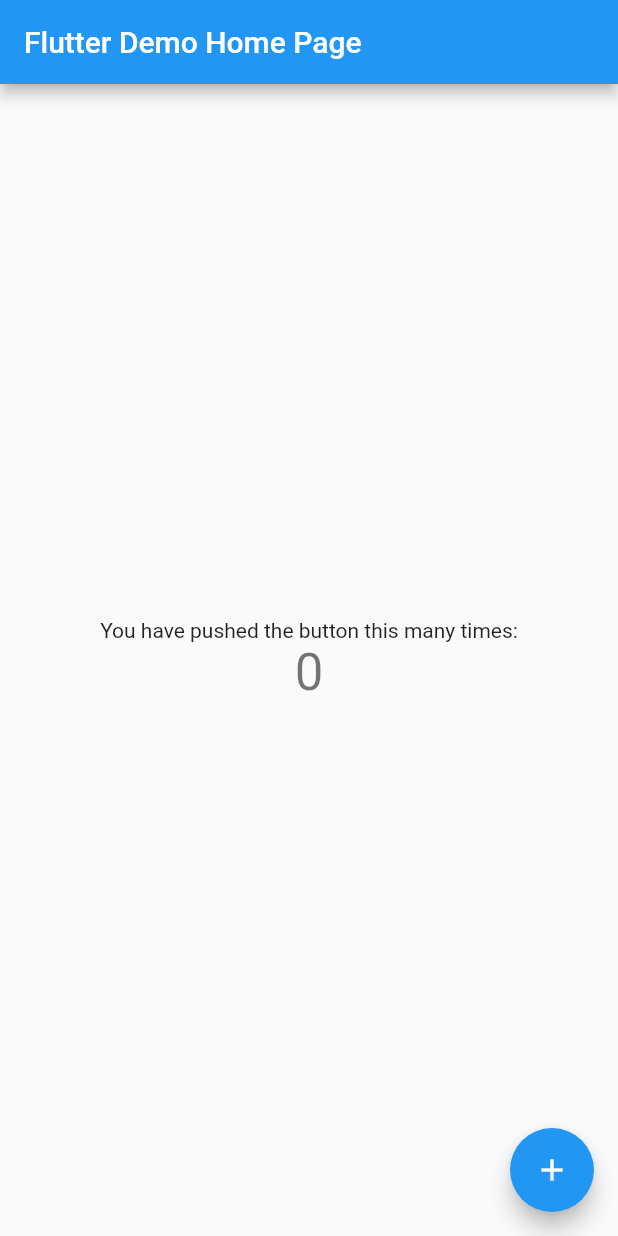
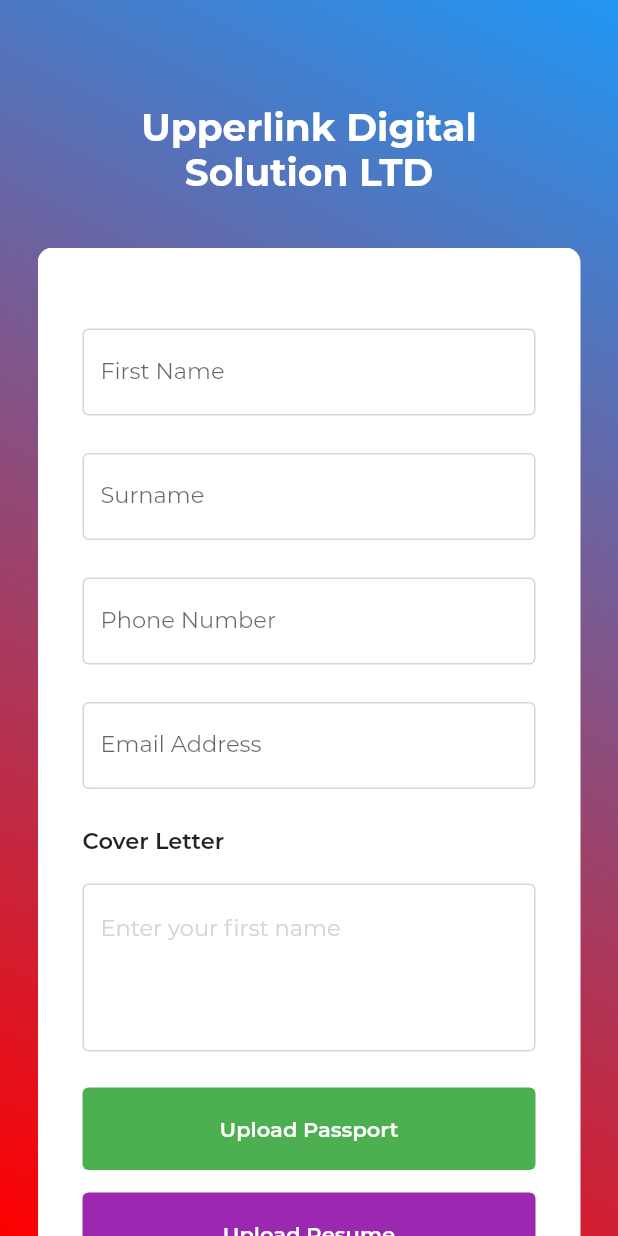
Before and after one commit to TheCre8tor/upperlink, a Flutter app: the screen it shows after launch, on a phone screen of 412 x 824 dp. Run offline on Flutter 3.47's test engine with Material 2 defaults, Android fonts, the phone set to English and light mode, and no system bars; our stand-ins replace go_router; project files that could hold a hidden picture were left out.

Commit message:
Completed the Register Page

```diff
--- a/lib/main.dart
+++ b/lib/main.dart
@@ -1,6 +1,15 @@
 import 'package:flutter/material.dart';
+import 'package:flutter/services.dart';
+import 'package:upperlink/shared/core/theme/theme.dart';
+import 'package:upperlink/shared/infrastructure/router/router.dart';
 
-void main() {
+void main() async {
+  WidgetsFlutterBinding.ensureInitialized();
+
+  await SystemChrome.setPreferredOrientations(
+    [DeviceOrientation.portraitUp],
+  );
+
   runApp(const MyApp());
 }
 
@@ -10,106 +19,11 @@
   // This widget is the root of your application.
   @override
   Widget build(BuildContext context) {
-    return MaterialApp(
-      title: 'Flutter Demo',
-      theme: ThemeData(
-        // This is the theme of your application.
-        //
-        // Try running your application with "flutter run". You'll see the
-        // application has a blue toolbar. Then, without quitting the app, try
-        // changing the primarySwatch below to Colors.green and then invoke
-        // "hot reload" (press "r" in the console where you ran "flutter run",
-        // or simply save your changes to "hot reload" in a Flutter IDE).
-        // Notice that the counter didn't reset back to zero; the application
-        // is not restarted.
-        primarySwatch: Colors.blue,
-      ),
-      home: const MyHomePage(title: 'Flutter Demo Home Page'),
+    return MaterialApp.router(
+      theme: themeData,
+      routerConfig: router,
+      debugShowCheckedModeBanner: false,
+      title: "Upperlink Digital Solutions",
     );
   }
 }
-
-class MyHomePage extends StatefulWidget {
-  const MyHomePage({super.key, required this.title});
-
-  // This widget is the home page of your application. It is stateful, meaning
-  // that it has a State object (defined below) that contains fields that affect
-  // how it looks.
-
-  // This class is the configuration for the state. It holds the values (in this
-  // case the title) provided by the parent (in this case the App widget) and
-  // used by the build method of the State. Fields in a Widget subclass are
-  // always marked "final".
-
-  final String title;
-
-  @override
-  State<MyHomePage> createState() => _MyHomePageState();
-}
-
-class _MyHomePageState extends State<MyHomePage> {
-  int _counter = 0;
-
-  void _incrementCounter() {
-    setState(() {
-      // This call to setState tells the Flutter framework that something has
-      // changed in this State, which causes it to rerun the build method below
-      // so that the display can reflect the updated values. If we changed
-      // _counter without calling setState(), then the build method would not be
-      // called again, and so nothing would appear to happen.
-      _counter++;
-    });
-  }
-
-  @override
-  Widget build(BuildContext context) {
-    // This method is rerun every time setState is called, for instance as done
-    // by the _incrementCounter method above.
-    //
-    // The Flutter framework has been optimized to make rerunning build methods
-    // fast, so that you can just rebuild anything that needs updating rather
-    // than having to individually change instances of widgets.
-    return Scaffold(
-      appBar: AppBar(
-        // Here we take the value from the MyHomePage object that was created by
-        // the App.build method, and use it to set our appbar title.
-        title: Text(widget.title),
-      ),
-      body: Center(
-        // Center is a layout widget. It takes a single child and positions it
-        // in the middle of the parent.
-        child: Column(
-          // Column is also a layout widget. It takes a list of children and
-          // arranges them vertically. By default, it sizes itself to fit its
-          // children horizontally, and tries to be as tall as its parent.
-          //
-          // Invoke "debug painting" (press "p" in the console, choose the
-          // "Toggle Debug Paint" action from the Flutter Inspector in Android
-          // Studio, or the "Toggle Debug Paint" command in Visual Studio Code)
-          // to see the wireframe for each widget.
-          //
-          // Column has various properties to control how it sizes itself and
-          // how it positions its children. Here we use mainAxisAlignment to
-          // center the children vertically; the main axis here is the vertical
-          // axis because Columns are vertical (the cross axis would be
-          // horizontal).
-          mainAxisAlignment: MainAxisAlignment.center,
-          children: <Widget>[
-            const Text(
-              'You have pushed the button this many times:',
-            ),
-            Text(
-              '$_counter',
-              style: Theme.of(context).textTheme.headline4,
-            ),
-          ],
-        ),
-      ),
-      floatingActionButton: FloatingActionButton(
-        onPressed: _incrementCounter,
-        tooltip: 'Increment',
-        child: const Icon(Icons.add),
-      ), // This trailing comma makes auto-formatting nicer for build methods.
-    );
-  }
-}
--- /dev/null
+++ b/lib/screens/applicants/register/pages/register.dart
@@ -0,0 +1 @@
+export 'register_page.dart';
--- /dev/null
+++ b/lib/screens/applicants/register/pages/register_page.dart
@@ -0,0 +1,14 @@
+import 'package:flutter/material.dart';
+import 'package:upperlink/screens/applicants/register/widgets/form/register_form.dart';
+import 'package:upperlink/shared/widgets/form/form_background.dart';
+
+part 'register_view.dart';
+
+class RegisterPage extends StatelessWidget {
+  const RegisterPage({super.key});
+
+  @override
+  Widget build(BuildContext context) {
+    return const _RegisterView();
+  }
+}
--- /dev/null
+++ b/lib/screens/applicants/register/pages/register_view.dart
@@ -0,0 +1,72 @@
+part of 'register_page.dart';
+
+class _RegisterView extends StatelessWidget {
+  const _RegisterView({super.key});
+
+  @override
+  Widget build(BuildContext context) {
+    return Scaffold(
+      body: SafeArea(
+        child: Container(
+          width: MediaQuery.of(context).size.width,
+          height: MediaQuery.of(context).size.height,
+          decoration: const BoxDecoration(
+            gradient: LinearGradient(
+              begin: Alignment.topRight,
+              end: Alignment.bottomLeft,
+              colors: [
+                Colors.blue,
+                Color.fromARGB(255, 253, 0, 0),
+              ],
+            ),
+          ),
+          child: Padding(
+            padding: const EdgeInsets.only(
+              top: 25,
+              right: 25,
+              bottom: 0,
+              left: 25,
+            ),
+            child: Column(
+              children: [
+                Padding(
+                  padding: const EdgeInsets.only(top: 45, bottom: 35),
+                  child: Column(
+                    children: const [
+                      Text(
+                        "Upperlink Digital",
+                        style: TextStyle(
+                          fontSize: 25,
+                          fontWeight: FontWeight.w700,
+                          color: Colors.white,
+                        ),
+                      ),
+                      Text(
+                        "Solution LTD",
+                        style: TextStyle(
+                          fontSize: 25,
+                          fontWeight: FontWeight.w700,
+                          color: Colors.white,
+                        ),
+                      ),
+                    ],
+                  ),
+                ),
+                Expanded(
+                  child: ListView(
+                    children: const [
+                      FormBackground(
+                        form: RegisterForm(),
+                      ),
+                      SizedBox(height: 25),
+                    ],
+                  ),
+                ),
+              ],
+            ),
+          ),
+        ),
+      ),
+    );
+  }
+}
--- /dev/null
+++ b/lib/screens/applicants/register/widgets/form/register_form.dart
@@ -0,0 +1,129 @@
+import 'package:flutter/material.dart';
+import 'package:upperlink/shared/widgets/buttons/filled_button.dart';
+
+class RegisterForm extends StatelessWidget {
+  const RegisterForm({Key? key}) : super(key: key);
+
+  @override
+  Widget build(BuildContext context) {
+    return Form(
+      child: Column(
+        crossAxisAlignment: CrossAxisAlignment.start,
+        children: [
+          const SizedBox(height: 24),
+          TextFormField(
+            style: const TextStyle(
+              fontSize: 15,
+            ),
+            decoration: InputDecoration(
+              label: const Text("First Name"),
+              hintText: "Enter your surname",
+              border: OutlineInputBorder(
+                borderRadius: BorderRadius.circular(5),
+              ),
+              hintStyle: const TextStyle(
+                color: Color(0xFFd5d5d5),
+              ),
+            ),
+          ),
+          const SizedBox(height: 25),
+          TextFormField(
+            style: const TextStyle(
+              fontSize: 15,
+            ),
+            decoration: InputDecoration(
+              label: const Text("Surname"),
+              hintText: "Enter your surname",
+              border: OutlineInputBorder(
+                borderRadius: BorderRadius.circular(5),
+              ),
+              hintStyle: const TextStyle(
+                color: Color(0xFFd5d5d5),
+              ),
+            ),
+          ),
+          const SizedBox(height: 25),
+          TextFormField(
+            style: const TextStyle(
+              fontSize: 15,
+            ),
+            decoration: InputDecoration(
+              label: const Text("Phone Number"),
+              hintText: "Enter your phone number",
+              border: OutlineInputBorder(
+                borderRadius: BorderRadius.circular(5),
+              ),
+              hintStyle: const TextStyle(
+                color: Color(0xFFd5d5d5),
+              ),
+            ),
+          ),
+          const SizedBox(height: 25),
+          TextFormField(
+            style: const TextStyle(
+              fontSize: 15,
+            ),
+            decoration: InputDecoration(
+              label: const Text("Email Address"),
+              hintText: "Enter your email address",
+              border: OutlineInputBorder(
+                borderRadius: BorderRadius.circular(5),
+              ),
+              hintStyle: const TextStyle(
+                color: Color(0xFFd5d5d5),
+              ),
+            ),
+          ),
+          const SizedBox(height: 25),
+          Column(
+            crossAxisAlignment: CrossAxisAlignment.start,
+            children: [
+              const Text(
+                "Cover Letter",
+                style: TextStyle(
+                  fontSize: 15,
+                  fontWeight: FontWeight.w600,
+                ),
+              ),
+              const SizedBox(height: 20),
+              TextFormField(
+                style: const TextStyle(
+                  fontSize: 15,
+                ),
+                maxLines: 4,
+                keyboardType: TextInputType.multiline,
+                decoration: InputDecoration(
+                  hintText: "Enter your first name",
+                  border: OutlineInputBorder(
+                    borderRadius: BorderRadius.circular(5),
+                  ),
+                  hintStyle: const TextStyle(
+                    color: Color(0xFFd5d5d5),
+                  ),
+                ),
+              ),
+            ],
+          ),
+          FilledButton(
+            name: "Upload Passport",
+            padding: const EdgeInsets.only(top: 24),
+            background: Colors.green,
+            onPressed: () {},
+          ),
+          FilledButton(
+            name: "Upload Resume",
+            padding: const EdgeInsets.only(top: 15),
+            background: Colors.purple,
+            onPressed: () {},
+          ),
+          FilledButton(
+            name: "Apply",
+            padding: const EdgeInsets.only(top: 54),
+            background: Colors.blue,
+            onPressed: () {},
+          )
+        ],
+      ),
+    );
+  }
+}
--- /dev/null
+++ b/lib/shared/core/theme/theme.dart
@@ -0,0 +1,20 @@
+import 'package:flutter/material.dart';
+
+final themeData = ThemeData(
+  fontFamily: "Montserrat",
+  primarySwatch: Colors.blue,
+  inputDecorationTheme: const InputDecorationTheme(
+    enabledBorder: OutlineInputBorder(
+      borderSide: BorderSide(
+        width: 1,
+        color: Color(0xFFD5D5D5),
+      ),
+    ),
+    focusedBorder: OutlineInputBorder(
+      borderSide: BorderSide(
+        width: 1,
+        color: Color(0xFF00AEEF),
+      ),
+    ),
+  ),
+);
--- /dev/null
+++ b/lib/shared/infrastructure/router/router.dart
@@ -0,0 +1,20 @@
+import 'package:flutter/material.dart';
+import 'package:go_router/go_router.dart';
+import 'package:upperlink/screens/applicants/register/pages/register_page.dart';
+
+final GoRouter router = GoRouter(routes: <GoRoute>[
+  GoRoute(
+    path: '/',
+    builder: (BuildContext context, GoRouterState state) {
+      return const RegisterPage();
+    },
+    routes: [
+      GoRoute(
+        path: 'apply',
+        builder: (BuildContext context, GoRouterState state) {
+          return const RegisterPage();
+        },
+      ),
+    ],
+  ),
+]);
--- /dev/null
+++ b/lib/shared/widgets/buttons/filled_button.dart
@@ -0,0 +1,39 @@
+import 'package:flutter/material.dart';
+
+class FilledButton extends StatelessWidget {
+  const FilledButton({
+    Key? key,
+    required this.onPressed,
+    required this.name,
+    required this.padding,
+    required this.background,
+  }) : super(key: key);
+
+  final void Function() onPressed;
+  final String name;
+  final EdgeInsets padding;
+  final Color background;
+
+  @override
+  Widget build(BuildContext context) {
+    return Padding(
+      padding: padding,
+      child: TextButton(
+        onPressed: onPressed,
+        style: ButtonStyle(
+          minimumSize: const MaterialStatePropertyAll(Size(400, 55)),
+          backgroundColor: MaterialStatePropertyAll(
+            background,
+          ),
+        ),
+        child: Text(
+          name,
+          style: const TextStyle(
+            fontWeight: FontWeight.w600,
+            color: Colors.white,
+          ),
+        ),
+      ),
+    );
+  }
+}
--- /dev/null
+++ b/lib/shared/widgets/form/form_background.dart
@@ -0,0 +1,29 @@
+import 'package:flutter/material.dart';
+
+class FormBackground extends StatelessWidget {
+  const FormBackground({Key? key, required this.form}) : super(key: key);
+
+  final Widget form;
+
+  @override
+  Widget build(BuildContext context) {
+    return Container(
+      width: 400,
+      decoration: const BoxDecoration(
+        color: Colors.white,
+        borderRadius: BorderRadius.all(
+          Radius.circular(10),
+        ),
+      ),
+      child: Padding(
+        padding: const EdgeInsets.only(
+          top: 30,
+          right: 30,
+          bottom: 30,
+          left: 30,
+        ),
+        child: form,
+      ),
+    );
+  }
+}
--- a/pubspec.yaml
+++ b/pubspec.yaml
@@ -41,7 +41,8 @@
   flutter_bloc: ^8.1.1
   kiwi: ^4.0.3
   ruqe: ^1.1.0
-  go_router: ^0.0.1
+  go_router: ^5.1.5
+  file_picker: ^5.2.2
 
 dev_dependencies:
   flutter_test:
```
Also changed, not shown: pubspec.lock, 1 other file.
